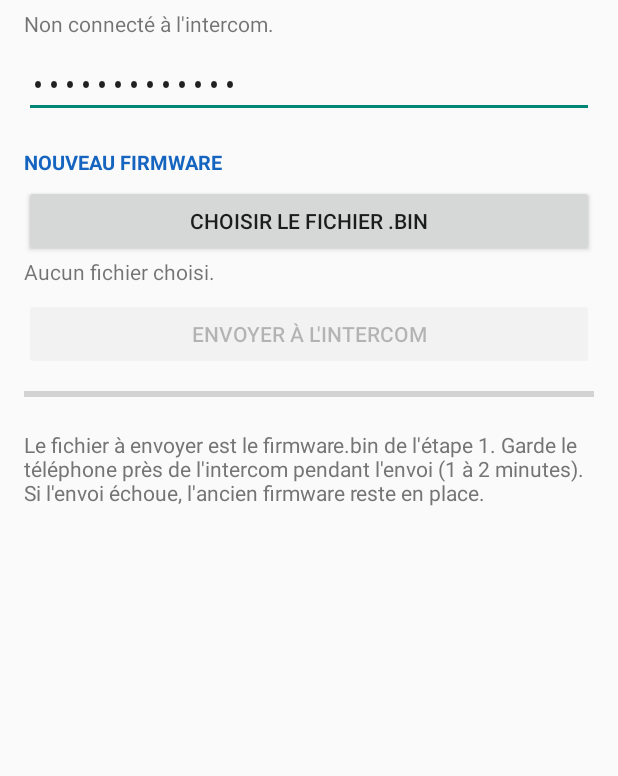
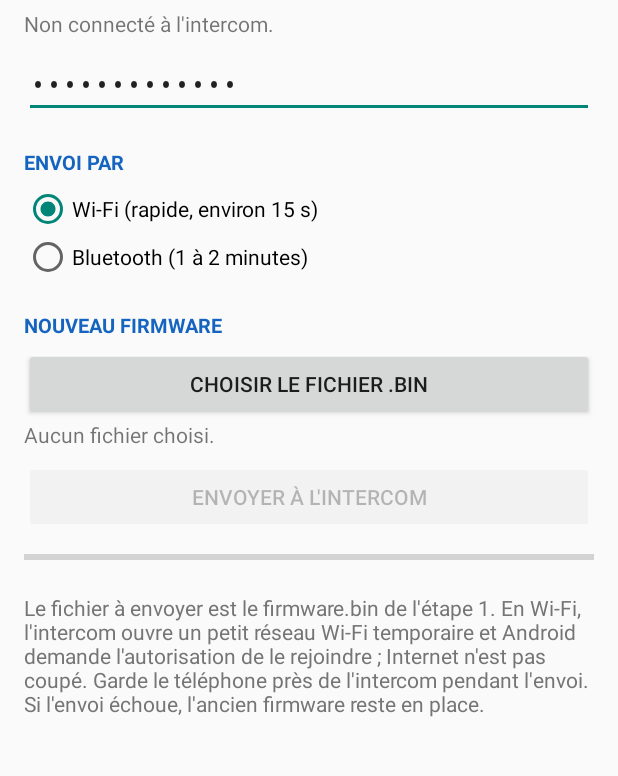
Before and after one commit to Meudo31/ESP32-Intercom-Moto, an Android app: the OtaActivity screen opened directly, with no data from a screen before it, on a phone screen of 412 x 824 dp, the part 166-942 px from its top. Run offline under Robolectric (Android 15) with nearby library versions, the phone set to English and light mode, and no system bars.

Commit message:
App 1.1.0 : mise à jour du firmware par Wi-Fi ou Bluetooth
Co-Authored-By: Claude Opus 5.5 <noreply@anthropic.com>
Claude-Session: https://claude.ai/code/session_01CNnTszEPoPBo81bH5dG2dj

```diff
--- a/app-android/app/build.gradle
+++ b/app-android/app/build.gradle
@@ -10,8 +10,8 @@ android {
         applicationId 'fr.meudo.intercom'
         minSdk 24
         targetSdk 34
-        versionCode 1
-        versionName '1.0.0'
+        versionCode 2
+        versionName '1.1.0'
     }
 
     compileOptions {
--- a/app-android/app/src/main/res/layout/activity_ota.xml
+++ b/app-android/app/src/main/res/layout/activity_ota.xml
@@ -23,6 +23,24 @@
             android:layout_marginTop="8dp"
             android:hint="@string/hint_key"
             android:inputType="textPassword" />
+
+        <TextView style="@style/Section" android:text="@string/section_via" />
+
+        <RadioGroup
+            android:layout_width="match_parent"
+            android:layout_height="wrap_content">
+            <RadioButton
+                android:id="@+id/viaWifi"
+                android:layout_width="match_parent"
+                android:layout_height="wrap_content"
+                android:text="@string/via_wifi" />
+            <RadioButton
+                android:id="@+id/viaBle"
+                android:layout_width="match_parent"
+                android:layout_height="wrap_content"
+                android:checked="true"
+                android:text="@string/via_ble" />
+        </RadioGroup>
 
         <TextView style="@style/Section" android:text="@string/section_firmware" />
 
--- a/app-android/app/src/main/res/values/strings.xml
+++ b/app-android/app/src/main/res/values/strings.xml
@@ -8,5 +8,9 @@
     <string name="pick_file">Choisir le fichier .bin</string>
     <string name="no_file">Aucun fichier choisi.</string>
     <string name="upload">Envoyer à l\'intercom</string>
-    <string name="ota_help">Le fichier à envoyer est le firmware.bin de l\'étape 1. Garde le téléphone près de l\'intercom pendant l\'envoi (1 à 2 minutes). Si l\'envoi échoue, l\'ancien firmware reste en place.</string>
+    <string name="section_via">Envoi par</string>
+    <string name="via_wifi">Wi-Fi (rapide, environ 15 s)</string>
+    <string name="via_wifi_old">Wi-Fi (Android 10 et plus)</string>
+    <string name="via_ble">Bluetooth (1 à 2 minutes)</string>
+    <string name="ota_help">Le fichier à envoyer est le firmware.bin de l\'étape 1. En Wi-Fi, l\'intercom ouvre un petit réseau Wi-Fi temporaire et Android demande l\'autorisation de le rejoindre ; Internet n\'est pas coupé. Garde le téléphone près de l\'intercom pendant l\'envoi. Si l\'envoi échoue, l\'ancien firmware reste en place.</string>
 </resources>
```
Also changed, not shown: app-android/app/src/main/AndroidManifest.xml (+8 -0 lines), app-android/app/src/main/java/fr/meudo/intercom/BleLink.java (+23 -0 lines), app-android/app/src/main/java/fr/meudo/intercom/OtaActivity.java (+27 -3 lines), app-android/app/src/main/java/fr/meudo/intercom/WifiOta.java (added, +131 -0 lines).
